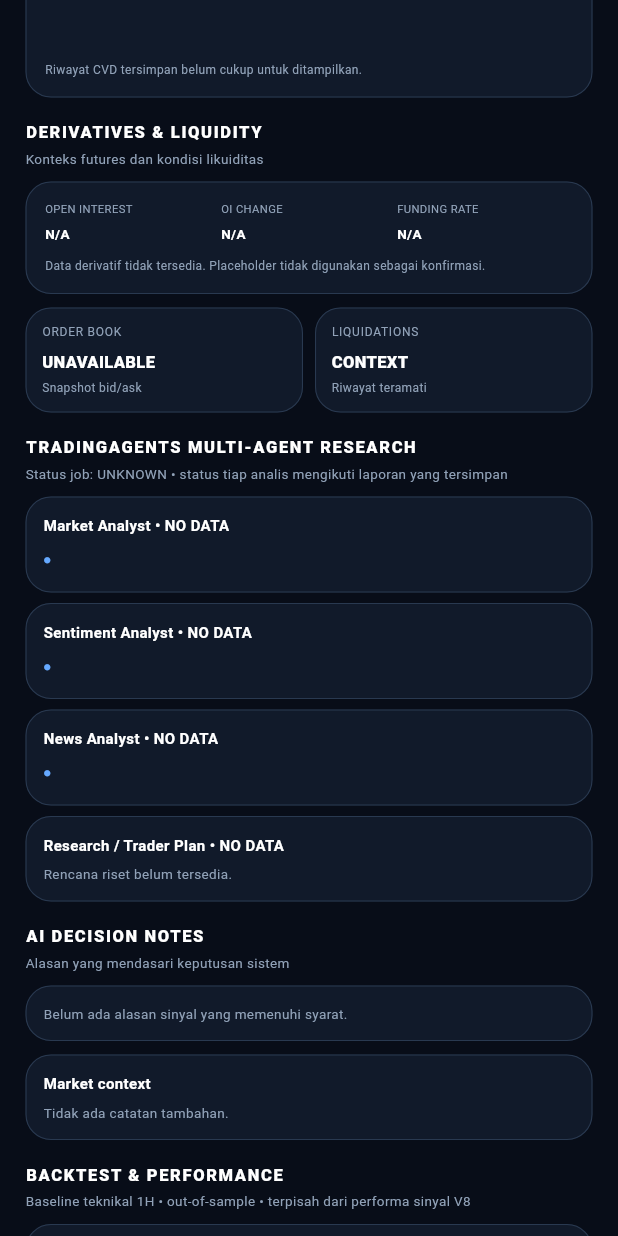
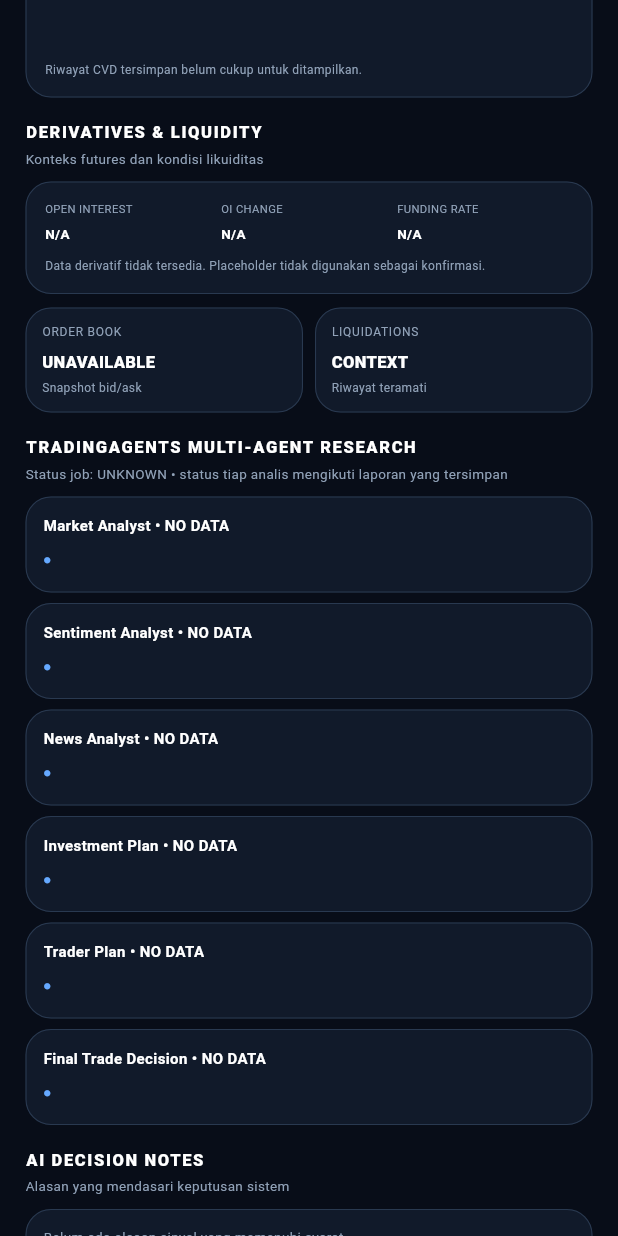
Before and after one commit to arozikinnn-cloud/crypto-ai-intelligence-2, a Flutter app: the screen it shows after launch, scrolled down 1728 dp, on a phone screen of 412 x 824 dp. Run offline on Flutter 3.47's test engine with Material 3 defaults, Android fonts, the phone set to English and light mode, and no system bars; our stand-ins replace firebase_core, firebase_messaging; accounts and stored records are empty; network calls fail.

Commit message:
Expose every TradingAgents decision agent and status separately

```diff
--- a/frontend/crypto_ai_app/lib/main.dart
+++ b/frontend/crypto_ai_app/lib/main.dart
@@ -523,26 +523,18 @@ class _Dashboard extends StatelessWidget {
     final newsAgentReport = txt(agentReports['news_report'], '');
     final investmentPlanReport = txt(agentReports['investment_plan'], '');
     final traderPlanReport = txt(agentReports['trader_investment_plan'], '');
-    final marketAgentStatus = agentStatus == 'STALE'
-        ? 'STALE'
-        : marketAgentReport.isEmpty
-            ? 'NO DATA'
-            : 'COMPLETED';
-    final sentimentAgentStatus = agentStatus == 'STALE'
-        ? 'STALE'
-        : sentimentAgentReport.isEmpty
-            ? 'NO DATA'
-            : 'COMPLETED';
-    final newsAgentStatus = agentStatus == 'STALE'
-        ? 'STALE'
-        : newsAgentReport.isEmpty
-            ? 'NO DATA'
-            : 'COMPLETED';
-    final researchPlanStatus = agentStatus == 'STALE'
-        ? 'STALE'
-        : investmentPlanReport.isNotEmpty || traderPlanReport.isNotEmpty
-            ? 'COMPLETED'
-            : 'NO DATA';
+    final finalDecisionReport = txt(agentReports['final_trade_decision'], '');
+    String reportStatus(String report) {
+      if (agentStatus == 'STALE') return 'STALE';
+      if (agentStatus == 'UNAVAILABLE') return 'UNAVAILABLE';
+      return report.isEmpty ? 'NO DATA' : 'COMPLETED';
+    }
+    final marketAgentStatus = reportStatus(marketAgentReport);
+    final sentimentAgentStatus = reportStatus(sentimentAgentReport);
+    final newsAgentStatus = reportStatus(newsAgentReport);
+    final investmentPlanStatus = reportStatus(investmentPlanReport);
+    final traderPlanStatus = reportStatus(traderPlanReport);
+    final finalDecisionStatus = reportStatus(finalDecisionReport);
 
     return RefreshIndicator(
       onRefresh: refresh, color: green, backgroundColor: panel,
@@ -720,7 +712,11 @@ class _Dashboard extends StatelessWidget {
             const SizedBox(height: 7),
             _TextCard(title: 'News Analyst • ${newsAgentStatus}', items: [newsAgentReport], empty: 'Laporan berita belum tersedia.'),
             const SizedBox(height: 7),
-            _TextCard(title: 'Research / Trader Plan • $researchPlanStatus', items: [investmentPlanReport, traderPlanReport].where((v) => v.isNotEmpty).toList(), empty: 'Rencana riset belum tersedia.'),
+            _TextCard(title: 'Investment Plan • $investmentPlanStatus', items: [investmentPlanReport], empty: 'Investment plan belum tersedia.'),
+            const SizedBox(height: 7),
+            _TextCard(title: 'Trader Plan • $traderPlanStatus', items: [traderPlanReport], empty: 'Trader plan belum tersedia.'),
+            const SizedBox(height: 7),
+            _TextCard(title: 'Final Trade Decision • $finalDecisionStatus', items: [finalDecisionReport], empty: 'Keputusan akhir belum tersedia.'),
             const SizedBox(height: 15),
             const _Heading('AI DECISION NOTES', 'Alasan yang mendasari keputusan sistem'),
             const SizedBox(height: 9),
```
